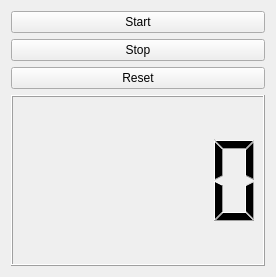
mtconnect/ros_bridge, file mtconnect_example/mtconnect_example_gui/src/mtconnect_example_gui/sm_interface.ui: the form before one commit.
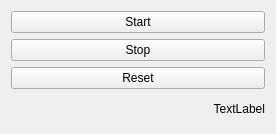
The form after the commit.

Commit message: Added state output to state machine and gui

The edit to the form file:
```diff
--- a/mtconnect_example/mtconnect_example_gui/src/mtconnect_example_gui/sm_interface.ui
+++ b/mtconnect_example/mtconnect_example_gui/src/mtconnect_example_gui/sm_interface.ui
@@ -7,7 +7,7 @@
     <x>0</x>
     <y>0</y>
     <width>276</width>
-    <height>277</height>
+    <height>134</height>
    </rect>
   </property>
   <property name="windowTitle">
@@ -36,7 +36,17 @@
     </widget>
    </item>
    <item>
-    <widget class="QLCDNumber" name="state"/>
+    <widget class="QLabel" name="state_name">
+     <property name="text">
+      <string>TextLabel</string>
+     </property>
+     <property name="scaledContents">
+      <bool>false</bool>
+     </property>
+     <property name="alignment">
+      <set>Qt::AlignRight|Qt::AlignTrailing|Qt::AlignVCenter</set>
+     </property>
+    </widget>
    </item>
   </layout>
  </widget>
```
The commit also changes 7 other files.
